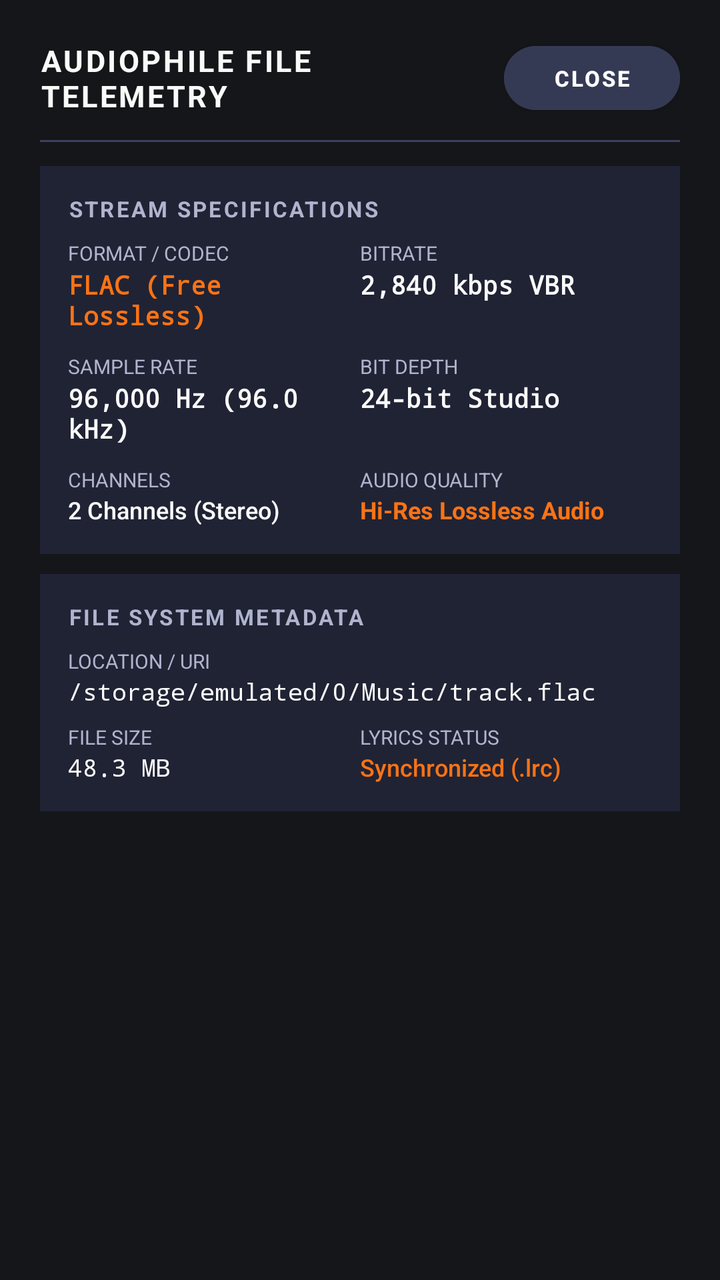
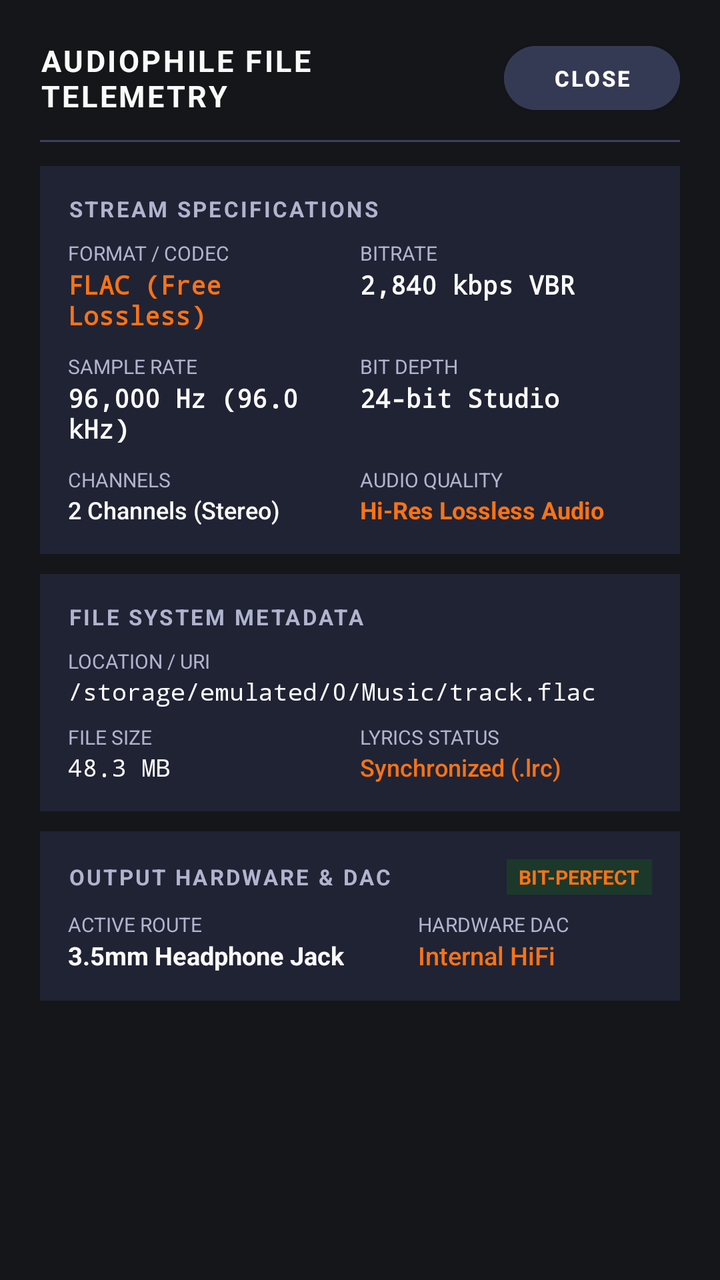

The first picture is an Android layout as it rendered before a commit; the second is the same layout after the commit. The layout source and the unified diff follow.
<!-- AndroidManifest.xml: application theme Theme.Spindle -->
<!-- res/layout/dialog_file_specs.xml -->
<?xml version="1.0" encoding="utf-8"?>
<LinearLayout
    xmlns:android="http://schemas.android.com/apk/res/android"
    xmlns:app="http://schemas.android.com/apk/res-auto"
    android:layout_width="match_parent"
    android:layout_height="wrap_content"
    android:orientation="vertical"
    android:background="@color/surface_container"
    android:padding="20dp">

    
    <LinearLayout
        android:layout_width="match_parent"
        android:layout_height="wrap_content"
        android:orientation="horizontal"
        android:gravity="center_vertical">

        <TextView
            android:layout_width="0dp"
            android:layout_height="wrap_content"
            android:layout_weight="1"
            android:text="@string/specs_title"
            android:textColor="@color/text_primary"
            android:textSize="15sp"
            android:textStyle="bold"
            android:letterSpacing="0.08" />

        <Button
            android:id="@+id/btnCloseSpecs"
            android:layout_width="wrap_content"
            android:layout_height="32dp"
            android:text="@string/action_close"
            android:textSize="11sp"
            android:textStyle="bold"
            android:textColor="@color/white"
            android:backgroundTint="@color/surface_elevated"
            android:paddingHorizontal="14dp"
            android:insetTop="0dp"
            android:insetBottom="0dp"
            app:cornerRadius="16dp" />
    </LinearLayout>

    <View
        android:layout_width="match_parent"
        android:layout_height="1dp"
        android:background="@color/divider"
        android:layout_marginVertical="12dp" />

    
    <LinearLayout
        android:layout_width="match_parent"
        android:layout_height="wrap_content"
        android:orientation="vertical"
        android:background="@color/surface_card"
        android:padding="14dp">

        <TextView
            android:layout_width="wrap_content"
            android:layout_height="wrap_content"
            android:text="@string/specs_stream_header"
            android:textColor="@color/text_secondary"
            android:textSize="11sp"
            android:textStyle="bold"
            android:letterSpacing="0.1" />

        <LinearLayout
            android:layout_width="match_parent"
            android:layout_height="wrap_content"
            android:orientation="horizontal"
            android:layout_marginTop="8dp">

            <LinearLayout
                android:layout_width="0dp"
                android:layout_height="wrap_content"
                android:layout_weight="1"
                android:orientation="vertical">

                <TextView
                    android:layout_width="wrap_content"
                    android:layout_height="wrap_content"
                    android:text="@string/specs_format_codec"
                    android:textColor="@color/text_secondary"
                    android:textSize="10sp" />

                <TextView
                    android:id="@+id/tvSpecFormat"
                    android:layout_width="wrap_content"
                    android:layout_height="wrap_content"
                    android:text="FLAC (Free Lossless)"
                    android:textColor="@color/vfd_emerald"
                    android:textSize="13sp"
                    android:textStyle="bold"
                    android:fontFamily="monospace" />
            </LinearLayout>

            <LinearLayout
                android:layout_width="0dp"
                android:layout_height="wrap_content"
                android:layout_weight="1"
                android:orientation="vertical">

                <TextView
                    android:layout_width="wrap_content"
                    android:layout_height="wrap_content"
                    android:text="@string/specs_bitrate"
                    android:textColor="@color/text_secondary"
                    android:textSize="10sp" />

                <TextView
                    android:id="@+id/tvSpecBitrate"
                    android:layout_width="wrap_content"
                    android:layout_height="wrap_content"
                    android:text="2,840 kbps VBR"
                    android:textColor="@color/text_primary"
                    android:textSize="13sp"
                    android:textStyle="bold"
                    android:fontFamily="monospace" />
            </LinearLayout>
        </LinearLayout>

        <LinearLayout
            android:layout_width="match_parent"
            android:layout_height="wrap_content"
            android:orientation="horizontal"
            android:layout_marginTop="10dp">

            <LinearLayout
                android:layout_width="0dp"
                android:layout_height="wrap_content"
                android:layout_weight="1"
                android:orientation="vertical">

                <TextView
                    android:layout_width="wrap_content"
                    android:layout_height="wrap_content"
                    android:text="@string/specs_sample_rate"
                    android:textColor="@color/text_secondary"
                    android:textSize="10sp" />

                <TextView
                    android:id="@+id/tvSpecSampleRate"
                    android:layout_width="wrap_content"
                    android:layout_height="wrap_content"
                    android:text="96,000 Hz (96.0 kHz)"
                    android:textColor="@color/text_primary"
                    android:textSize="13sp"
                    android:textStyle="bold"
                    android:fontFamily="monospace" />
            </LinearLayout>

            <LinearLayout
                android:layout_width="0dp"
                android:layout_height="wrap_content"
                android:layout_weight="1"
                android:orientation="vertical">

                <TextView
                    android:layout_width="wrap_content"
                    android:layout_height="wrap_content"
                    android:text="@string/specs_bit_depth"
                    android:textColor="@color/text_secondary"
                    android:textSize="10sp" />

                <TextView
                    android:id="@+id/tvSpecBitDepth"
                    android:layout_width="wrap_content"
                    android:layout_height="wrap_content"
                    android:text="24-bit Studio"
                    android:textColor="@color/text_primary"
                    android:textSize="13sp"
                    android:textStyle="bold"
                    android:fontFamily="monospace" />
            </LinearLayout>
        </LinearLayout>

        <LinearLayout
            android:layout_width="match_parent"
            android:layout_height="wrap_content"
            android:orientation="horizontal"
            android:layout_marginTop="10dp">

            <LinearLayout
                android:layout_width="0dp"
                android:layout_height="wrap_content"
                android:layout_weight="1"
                android:orientation="vertical">

                <TextView
                    android:layout_width="wrap_content"
                    android:layout_height="wrap_content"
                    android:text="@string/specs_channels"
                    android:textColor="@color/text_secondary"
                    android:textSize="10sp" />

                <TextView
                    android:id="@+id/tvSpecChannels"
                    android:layout_width="wrap_content"
                    android:layout_height="wrap_content"
                    android:text="2 Channels (Stereo)"
                    android:textColor="@color/text_primary"
                    android:textSize="12sp"
                    android:fontFamily="sans-serif-medium" />
            </LinearLayout>

            <LinearLayout
                android:layout_width="0dp"
                android:layout_height="wrap_content"
                android:layout_weight="1"
                android:orientation="vertical">

                <TextView
                    android:layout_width="wrap_content"
                    android:layout_height="wrap_content"
                    android:text="AUDIO QUALITY"
                    android:textColor="@color/text_secondary"
                    android:textSize="10sp" />

                <TextView
                    android:id="@+id/tvSpecQuality"
                    android:layout_width="wrap_content"
                    android:layout_height="wrap_content"
                    android:text="Hi-Res Lossless Audio"
                    android:textColor="@color/vfd_emerald"
                    android:textSize="12sp"
                    android:textStyle="bold" />
            </LinearLayout>
        </LinearLayout>
    </LinearLayout>

    
    <LinearLayout
        android:layout_width="match_parent"
        android:layout_height="wrap_content"
        android:orientation="vertical"
        android:background="@color/surface_card"
        android:padding="14dp"
        android:layout_marginTop="10dp">

        <TextView
            android:layout_width="wrap_content"
            android:layout_height="wrap_content"
            android:text="@string/specs_fs_header"
            android:textColor="@color/text_secondary"
            android:textSize="11sp"
            android:textStyle="bold"
            android:letterSpacing="0.1" />

        <TextView
            android:layout_width="wrap_content"
            android:layout_height="wrap_content"
            android:text="@string/specs_location_uri"
            android:textColor="@color/text_secondary"
            android:textSize="10sp"
            android:layout_marginTop="8dp" />

        <TextView
            android:id="@+id/tvSpecPath"
            android:layout_width="match_parent"
            android:layout_height="wrap_content"
            android:text="/storage/emulated/0/Music/track.flac"
            android:textColor="@color/text_primary"
            android:textSize="12sp"
            android:fontFamily="monospace"
            android:ellipsize="middle"
            android:singleLine="true" />

        <LinearLayout
            android:layout_width="match_parent"
            android:layout_height="wrap_content"
            android:orientation="horizontal"
            android:layout_marginTop="8dp">

            <LinearLayout
                android:layout_width="0dp"
                android:layout_height="wrap_content"
                android:layout_weight="1"
                android:orientation="vertical">

                <TextView
                    android:layout_width="wrap_content"
                    android:layout_height="wrap_content"
                    android:text="@string/specs_file_size"
                    android:textColor="@color/text_secondary"
                    android:textSize="10sp" />

                <TextView
                    android:id="@+id/tvSpecSize"
                    android:layout_width="wrap_content"
                    android:layout_height="wrap_content"
                    android:text="48.3 MB"
                    android:textColor="@color/text_primary"
                    android:textSize="12sp"
                    android:fontFamily="monospace" />
            </LinearLayout>

            <LinearLayout
                android:layout_width="0dp"
                android:layout_height="wrap_content"
                android:layout_weight="1"
                android:orientation="vertical">

                <TextView
                    android:layout_width="wrap_content"
                    android:layout_height="wrap_content"
                    android:text="LYRICS STATUS"
                    android:textColor="@color/text_secondary"
                    android:textSize="10sp" />

                <TextView
                    android:id="@+id/tvSpecLyrics"
                    android:layout_width="wrap_content"
                    android:layout_height="wrap_content"
                    android:text="Synchronized (.lrc)"
                    android:textColor="@color/vfd_emerald"
                    android:textSize="12sp"
                    android:fontFamily="sans-serif-medium" />
            </LinearLayout>
        </LinearLayout>
    </LinearLayout>

</LinearLayout>
<!-- resources referenced by this layout -->
<resources>
  <color name="divider">#3B405D</color>
  <color name="surface_card">#202334</color>
  <color name="surface_container">#15161A</color>
  <color name="surface_elevated">#353A54</color>
  <color name="text_primary">#FAFAF9</color>
  <color name="text_secondary">#B0B4CE</color>
  <color name="vfd_emerald">#F97316</color>
  <color name="white">#FFFFFFFF</color>
  <string name="action_close">CLOSE</string>
  <string name="specs_bit_depth">BIT DEPTH</string>
  <string name="specs_bitrate">BITRATE</string>
  <string name="specs_channels">CHANNELS</string>
  <string name="specs_file_size">FILE SIZE</string>
  <string name="specs_format_codec">FORMAT / CODEC</string>
  <string name="specs_fs_header">FILE SYSTEM METADATA</string>
  <string name="specs_location_uri">LOCATION / URI</string>
  <string name="specs_sample_rate">SAMPLE RATE</string>
  <string name="specs_stream_header">STREAM SPECIFICATIONS</string>
  <string name="specs_title">AUDIOPHILE FILE TELEMETRY</string>
  <style name="Theme.Spindle" parent="Theme.MaterialComponents.DayNight.NoActionBar">
          <item name="colorPrimary">@color/metal81_red</item>
          <item name="colorPrimaryVariant">@color/metal81_red_dark</item>
          <item name="colorOnPrimary">@color/white</item>
          <item name="colorSecondary">@color/metal81_silver_dial</item>
          <item name="colorSecondaryVariant">@color/metal81_bezel_black</item>
          <item name="colorOnSecondary">@color/black</item>
          <item name="android:statusBarColor">@color/surface_dark</item>
          <item name="android:navigationBarColor">@color/surface_dark</item>
          <item name="android:windowBackground">@color/surface_dark</item>
      </style>
  <color name="metal81_red">#F97316</color>
  <color name="metal81_red_dark">#EA580C</color>
  <color name="metal81_silver_dial">#FAFAF9</color>
  <color name="metal81_bezel_black">#2A2E45</color>
  <color name="black">#FF000000</color>
  <color name="surface_dark">#2A2E45</color>
</resources>

<!-- the commit's change to res/layout/dialog_file_specs.xml (unified diff, before → after) -->
@@ -318,4 +318,138 @@
         </LinearLayout>
     </LinearLayout>
 
+    
+    <LinearLayout
+        android:id="@+id/cardOutputHardware"
+        android:layout_width="match_parent"
+        android:layout_height="wrap_content"
+        android:orientation="vertical"
+        android:background="@color/surface_card"
+        android:padding="14dp"
+        android:layout_marginTop="10dp">
+
+        <LinearLayout
+            android:layout_width="match_parent"
+            android:layout_height="wrap_content"
+            android:orientation="horizontal"
+            android:gravity="center_vertical">
+
+            <TextView
+                android:layout_width="0dp"
+                android:layout_height="wrap_content"
+                android:layout_weight="1"
+                android:text="OUTPUT HARDWARE &amp; DAC"
+                android:textColor="@color/text_secondary"
+                android:textSize="11sp"
+                android:textStyle="bold"
+                android:letterSpacing="0.1" />
+
+            <TextView
+                android:id="@+id/tvSpecBitPerfectBadge"
+                android:layout_width="wrap_content"
+                android:layout_height="wrap_content"
+                android:text="BIT-PERFECT"
+                android:textColor="@color/vfd_emerald"
+                android:textSize="10sp"
+                android:textStyle="bold"
+                android:background="#1B382B"
+                android:paddingHorizontal="6dp"
+                android:paddingVertical="2dp" />
+        </LinearLayout>
+
+        <LinearLayout
+            android:layout_width="match_parent"
+            android:layout_height="wrap_content"
+            android:orientation="horizontal"
+            android:layout_marginTop="8dp">
+
+            <LinearLayout
+                android:layout_width="0dp"
+                android:layout_height="wrap_content"
+                android:layout_weight="1.2"
+                android:orientation="vertical">
+
+                <TextView
+                    android:layout_width="wrap_content"
+                    android:layout_height="wrap_content"
+                    android:text="ACTIVE ROUTE"
+                    android:textColor="@color/text_secondary"
+                    android:textSize="10sp" />
+
+                <TextView
+                    android:id="@+id/tvSpecOutputRoute"
+                    android:layout_width="wrap_content"
+                    android:layout_height="wrap_content"
+                    android:text="3.5mm Headphone Jack"
+                    android:textColor="@color/text_primary"
+                    android:textSize="12.5sp"
+                    android:textStyle="bold" />
+            </LinearLayout>
+
+            <LinearLayout
+                android:layout_width="0dp"
+                android:layout_height="wrap_content"
+                android:layout_weight="0.8"
+                android:orientation="vertical">
+
+                <TextView
+                    android:layout_width="wrap_content"
+                    android:layout_height="wrap_content"
+                    android:text="HARDWARE DAC"
+                    android:textColor="@color/text_secondary"
+                    android:textSize="10sp" />
+
+                <TextView
+                    android:id="@+id/tvSpecDacStatus"
+                    android:layout_width="wrap_content"
+                    android:layout_height="wrap_content"
+                    android:text="Internal HiFi"
+                    android:textColor="@color/vfd_emerald"
+                    android:textSize="12.5sp"
+                    android:fontFamily="sans-serif-medium" />
+            </LinearLayout>
+        </LinearLayout>
+
+        
+        <LinearLayout
+            android:id="@+id/containerSpecUsbDac"
+            android:layout_width="match_parent"
+            android:layout_height="wrap_content"
+            android:orientation="vertical"
+            android:background="#15171C"
+            android:padding="8dp"
+            android:layout_marginTop="8dp"
+            android:visibility="gone">
+
+            <TextView
+                android:id="@+id/tvSpecUsbDacName"
+                android:layout_width="wrap_content"
+                android:layout_height="wrap_content"
+                android:text="FiiO KA3 High-Resolution DAC"
+                android:textColor="@color/white"
+                android:textSize="11.5sp"
+                android:textStyle="bold" />
+
+            <TextView
+                android:id="@+id/tvSpecUsbDacTelemetry"
+                android:layout_width="wrap_content"
+                android:layout_height="wrap_content"
+                android:text="VID: 0x2972 • PID: 0x0047 • UAC 2.0 High-Speed"
+                android:textColor="#A1A1AA"
+                android:textSize="10sp"
+                android:fontFamily="monospace"
+                android:layout_marginTop="2dp" />
+
+            <TextView
+                android:id="@+id/tvSpecUsbDacCapabilities"
+                android:layout_width="wrap_content"
+                android:layout_height="wrap_content"
+                android:text="Direct ALSA PCM • Up to 32-bit/768kHz • Asynchronous"
+                android:textColor="@color/vfd_emerald"
+                android:textSize="10sp"
+                android:fontFamily="monospace"
+                android:layout_marginTop="2dp" />
+        </LinearLayout>
+    </LinearLayout>
+
 </LinearLayout>
